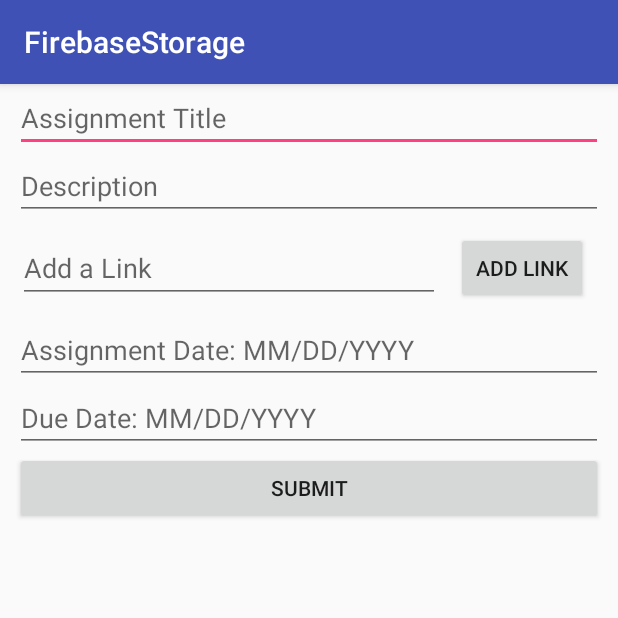
After one commit to torresedel/GetImage, an Android app: the InputTodayAssignment screen opened directly, with no data from a screen before it, on a phone screen of 412 x 824 dp, the top half of it. The commit adds this screen. Run offline under Robolectric (Android 15) with nearby library versions, the phone set to English and light mode, and no system bars; our stand-ins replace ButterKnife.

Commit message:
TodayAssignment

```diff
--- a/app/src/main/AndroidManifest.xml
+++ b/app/src/main/AndroidManifest.xml
@@ -18,7 +18,8 @@
         </activity>
         <activity android:name=".InputInsurance" />
         <activity android:name=".InputPtoInfo" />
-        <activity android:name=".InputAssignmentInfo"></activity>
+        <activity android:name=".InputAssignmentInfo" />
+        <activity android:name=".InputTodayAssignment"></activity>
     </application>
 
 </manifest>
--- /dev/null
+++ b/app/src/main/java/com/example/admin/firebasestorage/InputTodayAssignment.java
@@ -0,0 +1,106 @@
+package com.example.admin.firebasestorage;
+
+import android.icu.text.DateFormat;
+import android.icu.text.SimpleDateFormat;
+import android.os.Build;
+import android.os.Bundle;
+import android.support.annotation.RequiresApi;
+import android.support.v7.app.AppCompatActivity;
+import android.util.Log;
+import android.view.View;
+import android.widget.Button;
+import android.widget.EditText;
+import android.widget.Toast;
+
+import java.text.ParseException;
+import java.util.ArrayList;
+import java.util.List;
+
+import butterknife.BindView;
+import butterknife.ButterKnife;
+
+public class InputTodayAssignment extends AppCompatActivity {
+    private static final String TAG = "InputTodayAssignmentTag";
+    List<String> assignmentLinks;
+
+    @BindView(R.id.etTodayAssignment_title)
+    EditText etTodayAssignmentTitle;
+    @BindView(R.id.etTodayAssignment_description)
+    EditText etTodayAssignmentDescription;
+    @BindView(R.id.etTodayAssignment_links)
+    EditText etTodayAssignmentLinks;
+    @BindView(R.id.etTodayAssignment_date)
+    EditText etTodayAssignmentDate;
+    @BindView(R.id.etTodayAssignment_dueDate)
+    EditText etTodayAssignmentDueDate;
+    @BindView(R.id.btnAddLink)
+    Button btnAddLink;
+    @BindView(R.id.btnSubmit)
+    Button btnSubmit;
+
+    @Override
+    protected void onCreate(Bundle savedInstanceState) {
+        super.onCreate(savedInstanceState);
+        setContentView(R.layout.activity_input_today_assignment);
+        ButterKnife.bind(this);
+
+        assignmentLinks = new ArrayList<>();
+        btnSubmit.setOnClickListener(new View.OnClickListener() {
+            @RequiresApi(api = Build.VERSION_CODES.N)
+            @Override
+            public void onClick(View v) {
+                setSubmit();
+            }
+        });
+        btnAddLink.setOnClickListener(new View.OnClickListener() {
+            @Override
+            public void onClick(View v) {
+                if (!etTodayAssignmentLinks.getText().toString().isEmpty()) {
+                    assignmentLinks.add(etTodayAssignmentLinks.getText().toString());
+                    Toast.makeText(InputTodayAssignment.this, Integer.toString(assignmentLinks.size()), Toast.LENGTH_LONG).show();
+                } else {
+                    Toast.makeText(InputTodayAssignment.this, "Empty Link", Toast.LENGTH_SHORT).show();
+                }
+            }
+        });
+    }
+
+    @RequiresApi(api = Build.VERSION_CODES.N)
+    private void setSubmit() {
+
+        if (etTodayAssignmentTitle.getText().toString().isEmpty() &&
+                etTodayAssignmentDescription.getText().toString().isEmpty() &&
+                etTodayAssignmentDate.getText().toString().isEmpty() &&
+                etTodayAssignmentDueDate.getText().toString().isEmpty()) {
+
+            if (assignmentLinks.size() == 0) {
+                Log.d(TAG, "setSubmit: assignmentLinks.size() == 0");
+                DateFormat df = new SimpleDateFormat("MM/dd/yyyy");
+                try {//////////////////////////////////////////////////////////////SET OBJECT WITHOUT LINKS
+                    TodayAssignment todayAssignment = new TodayAssignment(etTodayAssignmentTitle.getText().toString(),
+                            etTodayAssignmentDescription.getText().toString(), df.parse(etTodayAssignmentDate.getText().toString()),
+                            df.parse(etTodayAssignmentDueDate.getText().toString()));
+                    Log.d(TAG, "setSubmit: " + todayAssignment.toString());
+
+                } catch (ParseException e) {
+                    e.printStackTrace();
+                    Log.d(TAG, "onClick: " + e);
+                }
+            } else {
+                DateFormat df = new SimpleDateFormat("MM/dd/yyyy");
+                try {
+                    TodayAssignment todayAssignment = new TodayAssignment(etTodayAssignmentTitle.getText().toString(),
+                            etTodayAssignmentDescription.getText().toString(), assignmentLinks,
+                            df.parse(etTodayAssignmentDate.getText().toString()),
+                            df.parse(etTodayAssignmentDueDate.getText().toString()));
+                    Log.d(TAG, "setSubmit: " + todayAssignment.toString());
+                } catch (ParseException e) {
+                    e.printStackTrace();
+                    Log.d(TAG, "onClick: " + e);
+                }
+            }
+        }else{
+            Log.d(TAG, "setSubmit: ERROR");
+        }
+    }
+}
--- /dev/null
+++ b/app/src/main/res/layout/activity_input_today_assignment.xml
@@ -0,0 +1,74 @@
+<?xml version="1.0" encoding="utf-8"?>
+<LinearLayout xmlns:android="http://schemas.android.com/apk/res/android"
+    xmlns:app="http://schemas.android.com/apk/res-auto"
+    xmlns:tools="http://schemas.android.com/tools"
+    android:layout_width="match_parent"
+    android:layout_height="match_parent"
+    android:orientation="vertical"
+    android:paddingLeft="10dp"
+    android:paddingRight="10dp"
+    tools:context="com.example.admin.firebasestorage.InputTodayAssignment">
+
+    <EditText
+        android:id="@+id/etTodayAssignment_title"
+        android:layout_width="match_parent"
+        android:layout_height="wrap_content"
+        android:hint="Assignment Title" />
+
+    <EditText
+        android:id="@+id/etTodayAssignment_description"
+        android:layout_width="match_parent"
+        android:layout_height="wrap_content"
+        android:hint="Description" />
+
+    <android.support.constraint.ConstraintLayout
+        android:layout_width="match_parent"
+        android:layout_height="wrap_content">
+
+        <EditText
+            android:id="@+id/etTodayAssignment_links"
+            android:layout_width="281dp"
+            android:layout_height="46dp"
+            android:layout_marginBottom="8dp"
+            android:layout_marginLeft="2dp"
+            android:layout_marginTop="8dp"
+            android:hint="Add a Link"
+            app:layout_constraintBottom_toBottomOf="parent"
+            app:layout_constraintLeft_toLeftOf="parent"
+            app:layout_constraintTop_toTopOf="parent" />
+
+        <Button
+            android:id="@+id/btnAddLink"
+            android:layout_width="wrap_content"
+            android:layout_height="wrap_content"
+            android:layout_marginBottom="8dp"
+            android:layout_marginLeft="8dp"
+            android:layout_marginRight="8dp"
+            android:layout_marginTop="8dp"
+            android:text="Add Link"
+            app:layout_constraintBottom_toBottomOf="parent"
+            app:layout_constraintLeft_toRightOf="@+id/etTodayAssignment_links"
+            app:layout_constraintRight_toRightOf="parent"
+            app:layout_constraintTop_toTopOf="parent" />
+
+    </android.support.constraint.ConstraintLayout>
+
+    <EditText
+        android:id="@+id/etTodayAssignment_date"
+        android:layout_width="match_parent"
+        android:layout_height="wrap_content"
+        android:hint="Assignment Date: MM/DD/YYYY" />
+
+    <EditText
+        android:id="@+id/etTodayAssignment_dueDate"
+        android:layout_width="match_parent"
+        android:layout_height="wrap_content"
+        android:hint="Due Date: MM/DD/YYYY" />
+
+    <Button
+        android:id="@+id/btnSubmit"
+        android:layout_width="match_parent"
+        android:layout_height="wrap_content"
+        android:text="Submit" />
+
+</LinearLayout>
--- a/app/src/main/res/layout/activity_main.xml
+++ b/app/src/main/res/layout/activity_main.xml
@@ -35,6 +35,12 @@
         android:layout_height="wrap_content"
         android:text="Input Assignment Info" />
 
+    <Button
+        android:id="@+id/btnTodayAssignment"
+        android:layout_width="match_parent"
+        android:layout_height="wrap_content"
+        android:text="Input Today Assignment" />
+
     <fragment
         android:id="@+id/imageFragment"
         android:name="com.example.admin.firebasestorage.ImageFragment"
```
Also changed, not shown: app/src/main/java/com/example/admin/firebasestorage/MainActivity.java (+10 -0 lines), app/src/main/java/com/example/admin/firebasestorage/TodayAssignment.java (added, +108 -0 lines).
